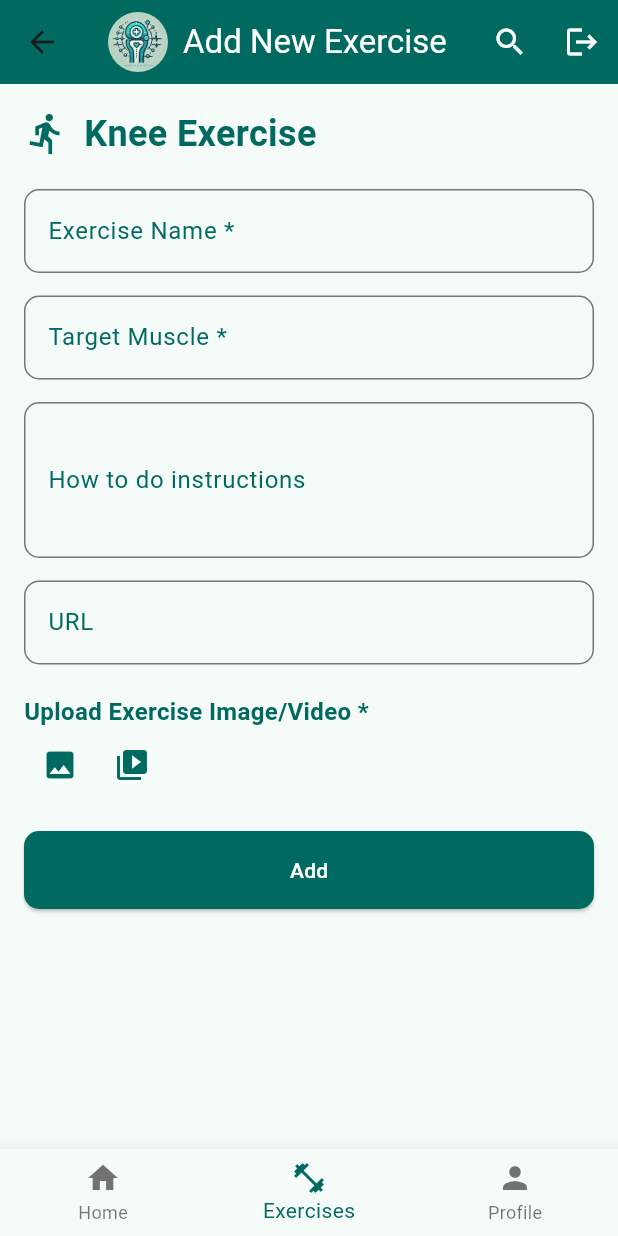
After one commit to iamjumshaid/knee_sense, a Flutter app: the AddExercisePage screen opened directly, on a phone screen of 412 x 824 dp. The commit adds this screen. Run offline on Flutter 3.47's test engine with Material 3 defaults, Android fonts, the phone set to English and light mode, and no system bars; our stand-ins replace cloud_firestore, firebase_auth, firebase_core, firebase_storage, image_picker, motion_toast; accounts and stored records are empty.

Commit message:
✨ Add new exercise option for doctor

```diff
--- /dev/null
+++ b/lib/add_exercise_page.dart
@@ -0,0 +1,213 @@
+import 'package:flutter/material.dart';
+import 'package:image_picker/image_picker.dart';
+import 'package:cloud_firestore/cloud_firestore.dart';
+import 'package:firebase_storage/firebase_storage.dart';
+import 'dart:io';
+
+import 'partials/doctor_header.dart';
+import 'partials/doctor_footer.dart';
+
+class AddExercisePage extends StatefulWidget {
+  @override
+  _AddExercisePageState createState() => _AddExercisePageState();
+}
+
+class _AddExercisePageState extends State<AddExercisePage> {
+  final _formKey = GlobalKey<FormState>();
+  final TextEditingController _nameController = TextEditingController();
+  final TextEditingController _targetMuscleController = TextEditingController();
+  final TextEditingController _instructionsController = TextEditingController();
+  final TextEditingController _urlController = TextEditingController();
+
+  File? _image;
+  File? _video;
+
+  final ImagePicker _picker = ImagePicker();
+
+  Future<void> _pickImage() async {
+    final pickedFile = await _picker.pickImage(source: ImageSource.gallery);
+    setState(() {
+      if (pickedFile != null) {
+        _image = File(pickedFile.path);
+      }
+    });
+  }
+
+  Future<void> _pickVideo() async {
+    final pickedFile = await _picker.pickVideo(source: ImageSource.gallery);
+    setState(() {
+      if (pickedFile != null) {
+        _video = File(pickedFile.path);
+      }
+    });
+  }
+
+  Future<void> _addExercise() async {
+    if (_formKey.currentState!.validate()) {
+      String imageUrl = '';
+      String videoUrl = '';
+
+      // Upload image if selected
+      if (_image != null) {
+        final ref = FirebaseStorage.instance.ref().child('exercise_images/${DateTime.now().toIso8601String()}');
+        await ref.putFile(_image!);
+        imageUrl = await ref.getDownloadURL();
+      }
+
+      // Upload video if selected
+      if (_video != null) {
+        final ref = FirebaseStorage.instance.ref().child('exercise_videos/${DateTime.now().toIso8601String()}');
+        await ref.putFile(_video!);
+        videoUrl = await ref.getDownloadURL();
+      }
+
+      // Add exercise to Firestore
+      await FirebaseFirestore.instance.collection('doc_exercises').add({
+        'name': _nameController.text,
+        'targetMuscle': _targetMuscleController.text,
+        'instructions': _instructionsController.text,
+        'url': _urlController.text,
+        'imageUrl': imageUrl,
+        'videoUrl': videoUrl,
+        'timestamp': Timestamp.now(),
+      });
+
+      // Show success message and navigate back
+      ScaffoldMessenger.of(context).showSnackBar(SnackBar(content: Text('Exercise added successfully!')));
+      Navigator.of(context).pop();
+    }
+  }
+
+  @override
+  Widget build(BuildContext context) {
+    return Scaffold(
+      appBar: AppHeader(title: 'Add New Exercise'),
+      body: Padding(
+        padding: const EdgeInsets.all(16.0),
+        child: Form(
+          key: _formKey,
+          child: ListView(
+            children: <Widget>[
+              Row(
+                children: [
+                  Icon(Icons.directions_run, color: Theme.of(context).primaryColor, size: 30),
+                  SizedBox(width: 10),
+                  Text(
+                    'Knee Exercise',
+                    style: TextStyle(
+                      fontSize: 24,
+                      fontWeight: FontWeight.bold,
+                      color: Theme.of(context).primaryColor,
+                    ),
+                  ),
+                ],
+              ),
+              SizedBox(height: 20),
+              TextFormField(
+                controller: _nameController,
+                decoration: InputDecoration(
+                  labelText: 'Exercise Name *',
+                  labelStyle: TextStyle(color: Theme.of(context).primaryColor),
+                  border: OutlineInputBorder(
+                    borderRadius: BorderRadius.circular(10.0),
+                  ),
+                ),
+                validator: (value) {
+                  if (value == null || value.isEmpty) {
+                    return 'Please enter the exercise name';
+                  }
+                  return null;
+                },
+              ),
+              SizedBox(height: 15),
+              TextFormField(
+                controller: _targetMuscleController,
+                decoration: InputDecoration(
+                  labelText: 'Target Muscle *',
+                  labelStyle: TextStyle(color: Theme.of(context).primaryColor),
+                  border: OutlineInputBorder(
+                    borderRadius: BorderRadius.circular(10.0),
+                  ),
+                ),
+                validator: (value) {
+                  if (value == null || value.isEmpty) {
+                    return 'Please enter the target muscle';
+                  }
+                  return null;
+                },
+              ),
+              SizedBox(height: 15),
+              TextFormField(
+                controller: _instructionsController,
+                decoration: InputDecoration(
+                  labelText: 'How to do instructions',
+                  labelStyle: TextStyle(color: Theme.of(context).primaryColor),
+                  border: OutlineInputBorder(
+                    borderRadius: BorderRadius.circular(10.0),
+                  ),
+                ),
+                maxLines: 3,  // Allow for multi-line input for instructions
+              ),
+              SizedBox(height: 15),
+              TextFormField(
+                controller: _urlController,
+                decoration: InputDecoration(
+                  labelText: 'URL',
+                  labelStyle: TextStyle(color: Theme.of(context).primaryColor),
+                  border: OutlineInputBorder(
+                    borderRadius: BorderRadius.circular(10.0),
+                  ),
+                ),
+              ),
+              SizedBox(height: 20),
+              Text(
+                'Upload Exercise Image/Video *',
+                style: TextStyle(
+                  fontSize: 16,
+                  fontWeight: FontWeight.bold,
+                  color: Theme.of(context).primaryColor,
+                ),
+              ),
+              Row(
+                children: <Widget>[
+                  IconButton(
+                    icon: Icon(Icons.image, color: Theme.of(context).primaryColor),
+                    onPressed: _pickImage,
+                  ),
+                  IconButton(
+                    icon: Icon(Icons.video_library, color: Theme.of(context).primaryColor),
+                    onPressed: _pickVideo,
+                  ),
+                ],
+              ),
+              SizedBox(height: 20),
+              ElevatedButton(
+                onPressed: _addExercise,
+                child: Text('Add', style: TextStyle(color: Colors.white)),
+                style: ElevatedButton.styleFrom(
+                  backgroundColor: Theme.of(context).primaryColor,
+                  padding: EdgeInsets.symmetric(vertical: 16),
+                  shape: RoundedRectangleBorder(
+                    borderRadius: BorderRadius.circular(10.0),
+                  ),
+                ),
+              ),
+            ],
+          ),
+        ),
+      ),
+      bottomNavigationBar: AppFooter(
+        currentIndex: 1,
+        onTap: (index) {
+          if (index == 0) {
+            Navigator.pushNamed(context, '/home');
+          } else if (index == 1) {
+            // Already on the exercises page, do nothing
+          } else if (index == 2) {
+            // Implement navigation to profile page
+          }
+        },
+      ),
+    );
+  }
+}
--- a/lib/doctor_exercises_page.dart
+++ b/lib/doctor_exercises_page.dart
@@ -3,10 +3,13 @@ import 'package:cloud_firestore/cloud_firestore.dart';
 import 'partials/doctor_header.dart';
 import 'partials/doctor_footer.dart';
 import 'partials/assign_exercise_to_patients.dart';
+import 'add_exercise_page.dart';
 
 class DoctorExercisesPage extends StatelessWidget {
   void _navigateToAddExercise(BuildContext context) {
-    // Implement navigation to the add exercise screen
+    Navigator.of(context).push(
+      MaterialPageRoute(builder: (context) => AddExercisePage()),
+    );
   }
 
   void _showAssignExerciseDialog(BuildContext context, String exerciseId) {
--- a/pubspec.yaml
+++ b/pubspec.yaml
@@ -38,6 +38,8 @@ dependencies:
   intl: ^0.17.0
   fluttertoast: ^8.2.6
   motion_toast: ^2.10.0
+  image_picker: ^1.1.2
+  firebase_storage: ^12.1.3
 
   # The following adds the Cupertino Icons font to your application.
   # Use with the CupertinoIcons class for iOS style icons.
```
Also changed, not shown: 6 other files.
